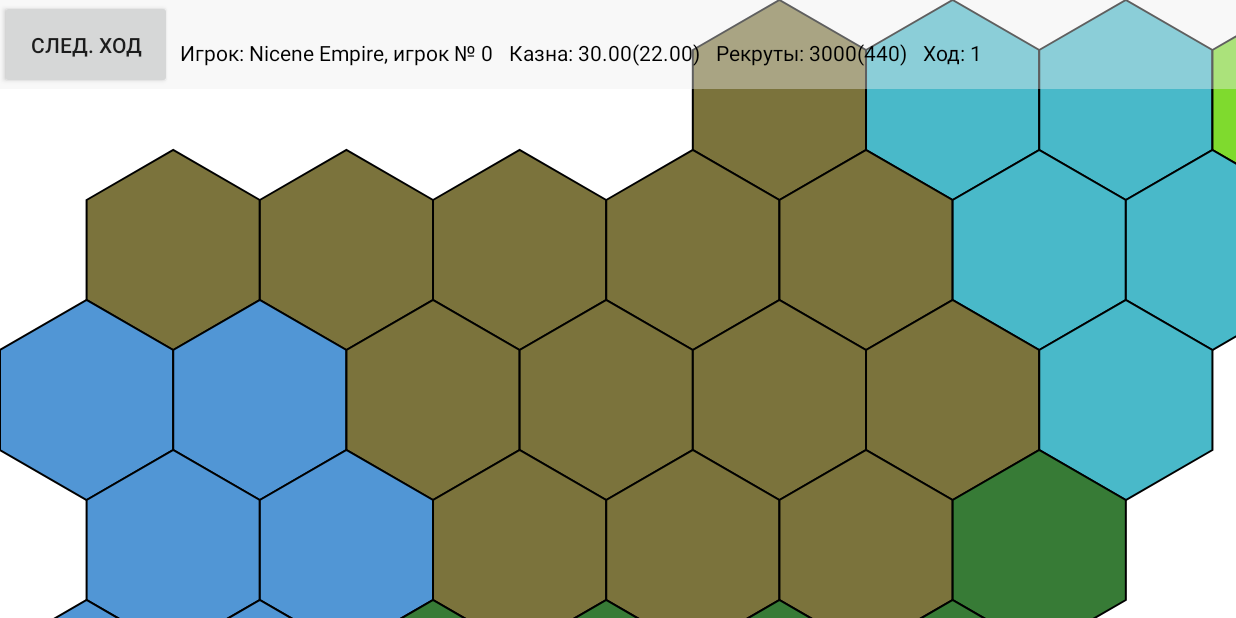
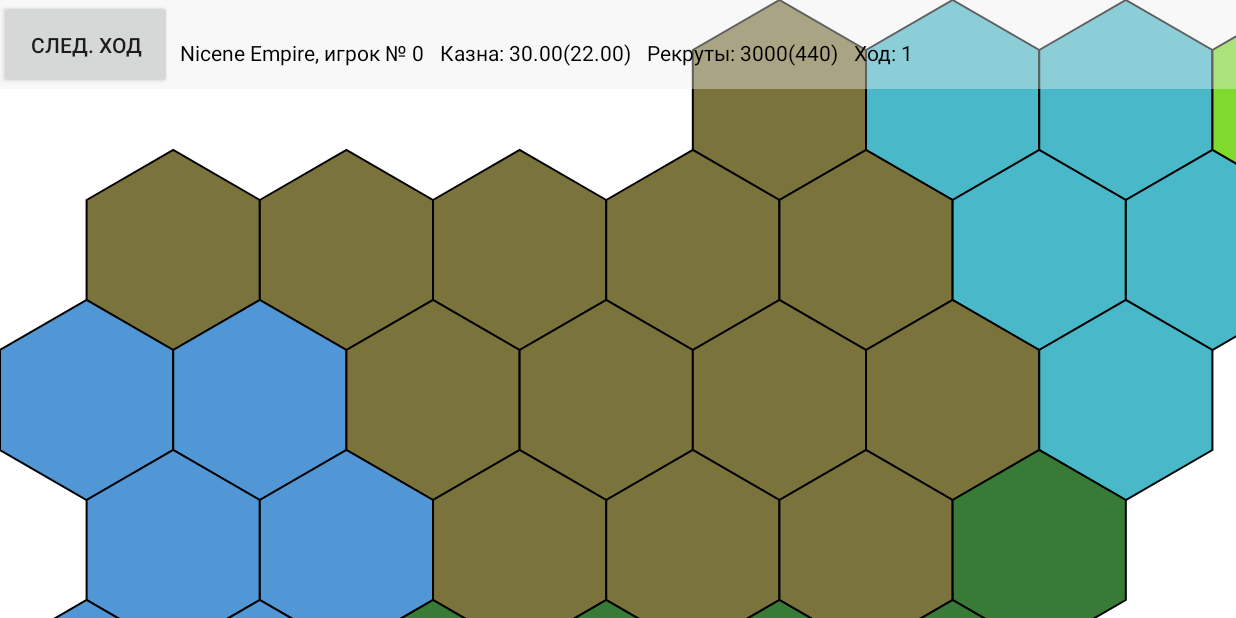
Before and after one commit to korefu/PoliticalSandbox, an Android app: the screen it shows after launch (GameActivity), after a tap on "OK", on a phone screen of 824 x 412 dp (held sideways). Run offline under Robolectric (Android 15) with nearby library versions, the phone set to English and light mode, and no system bars; 2 other taps on this screen came first.

```diff
--- a/app/src/main/java/com/wowloltech/politicalsandbox/GameActivity.java
+++ b/app/src/main/java/com/wowloltech/politicalsandbox/GameActivity.java
@@ -85,7 +85,7 @@ public class GameActivity extends Activity implements View.OnClickListener {
 
 
     public void currentTurn(Player p) {
-        textPlayer.setText("Игрок: " + p);
+        textPlayer.setText(p.toString());
         textMoney.setText("Казна: " + new DecimalFormat("#0.00").format(p.getMoney()) + "(" + new DecimalFormat("#0.00").format(p.getMoneyIncome()) + ")");
         textRecruits.setText("Рекруты: " + p.getRecruits() + "(" + p.getRecruitsIncome() + ")");
         textTurn.setText("Ход: " + game.getTurnCounter());
```
Also changed, not shown: app/src/main/assets/Fourth Crusade.db, 1 other file.
